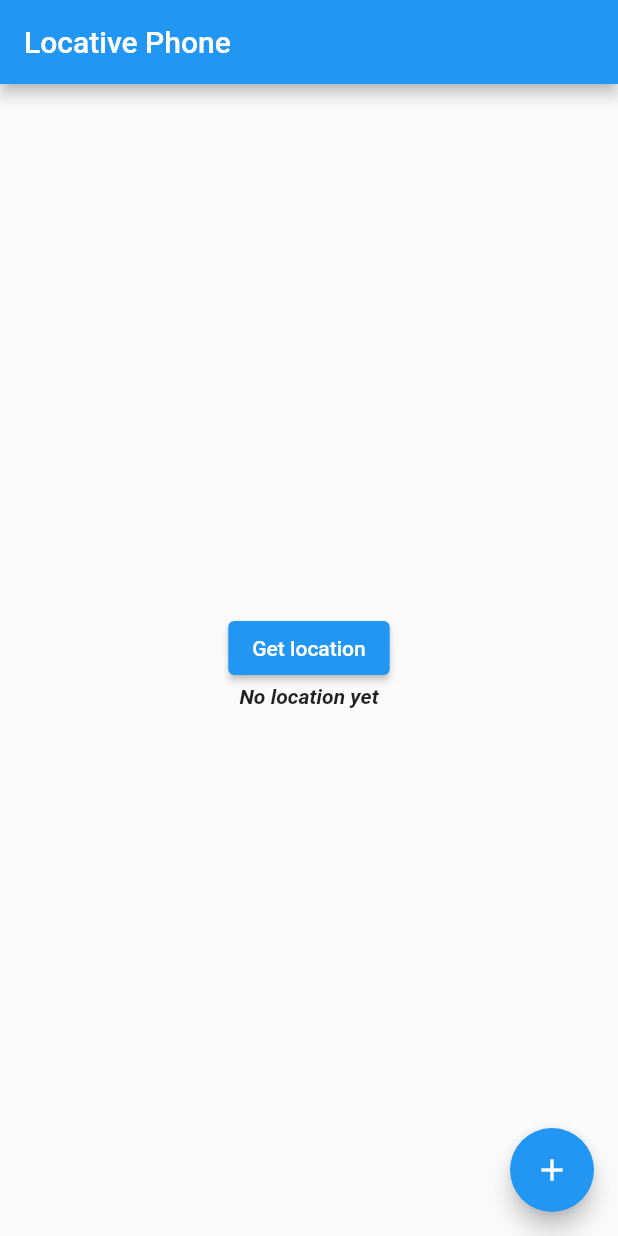
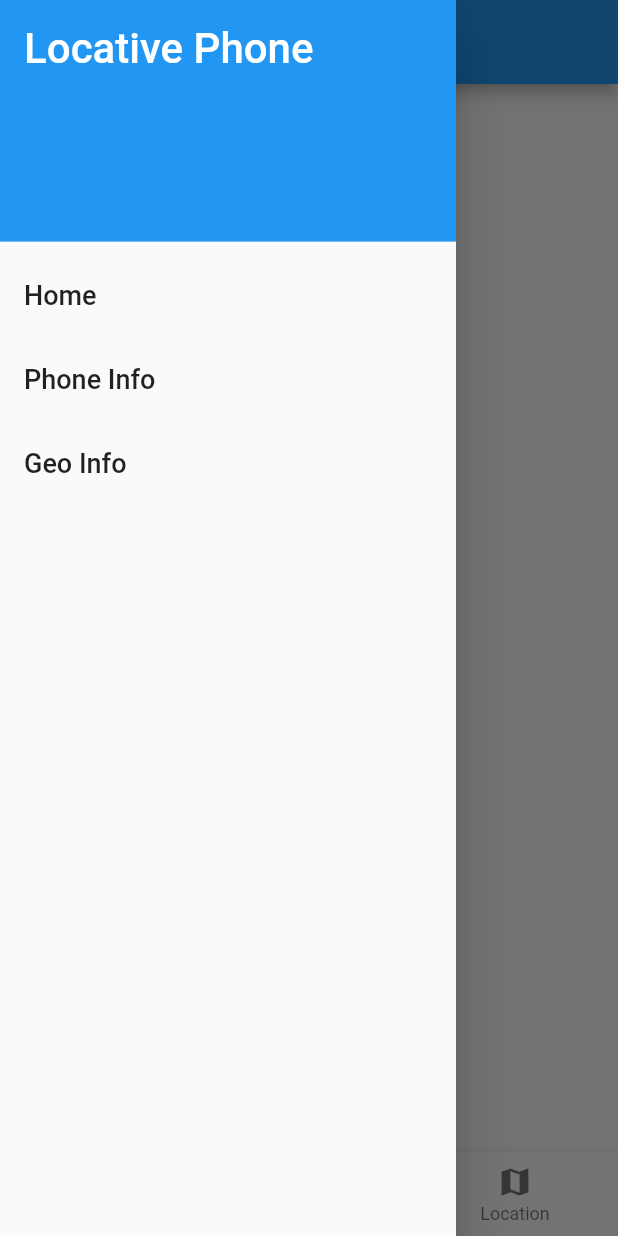
Before and after one commit to dbh/phone_location, a Flutter app: the screen it shows after launch, with the side drawer open (before the commit the screen has no drawer), on a phone screen of 412 x 824 dp. Run offline on Flutter 3.47's test engine with Material 2 defaults, Android fonts, the phone set to English and light mode, and no system bars; our stand-ins replace device_info_plus, geolocator.

Commit message:
Organizational changes

```diff
--- a/lib/main.dart
+++ b/lib/main.dart
@@ -1,6 +1,10 @@
 import 'package:flutter/material.dart';
+import 'package:phone_location/screens/geo_screen.dart';
+import 'package:phone_location/screens/phone_info_screen.dart';
 import 'geo.dart';
 import 'device_info.dart';
+import './screens/intro_screen.dart';
+import './shared/menu_drawer.dart';
 
 void main() {
   runApp(MyApp());
@@ -17,63 +21,70 @@ class MyApp extends StatelessWidget {
       theme: ThemeData(
         primarySwatch: Colors.blue,
       ),
-      home: MyHomePage('Locative Phone'),
+      // home: IntroScreen(),
+      routes: {
+        '/': (context) => IntroScreen(),
+        'phone': (context) => PhoneInfo(),
+        'geo': (context) => GeoInfo()
+      },
+      initialRoute: '/',
     );
   }
 }
 
-class MyHomePage extends StatefulWidget {
-  String title = 'whatever';
-  MyHomePage(String title) {
-    this.title = title;
-  }
+// class MyHomePage extends StatefulWidget {
+//   String title = 'whatever';
+//   MyHomePage(String title) {
+//     this.title = title;
+//   }
 
-  @override
-  State<MyHomePage> createState() => _MyHomePageState();
-}
+//   @override
+//   State<MyHomePage> createState() => _MyHomePageState();
+// }
 
-class _MyHomePageState extends State<MyHomePage> {
-  int _counter = 0;
+// class _MyHomePageState extends State<MyHomePage> {
+//   int _counter = 0;
 
-  void _incrementCounter() {
-    setState(() {
-      _counter++;
-    });
-  }
+//   void _incrementCounter() {
+//     setState(() {
+//       _counter++;
+//     });
+//   }
 
-  @override
-  Widget build(BuildContext context) {
-    return Scaffold(
-      appBar: AppBar(
-        title: Text(widget.title),
-      ),
-      body: Center(
-        // Center is a layout widget. It takes a single child and positions it
-        // in the middle of the parent.
-        child: Column(
-          mainAxisAlignment: MainAxisAlignment.center,
-          children: <Widget>[
-            // const Text(
-            //   'You have pushed the button this many times:',
-            // ),
-            // Text(
-            //   'Times: ',
-            //   style: TextStyle(fontWeight: FontWeight.bold),
-            // ),
-            // Text(
-            //   '$_counter',
-            //   style: Theme.of(context).textTheme.displaySmall,
-            // ),
-            DeviceInfo(),
-            Geo(),
-          ],
-        ),
-      ),
-      floatingActionButton: FloatingActionButton(
-        onPressed: _incrementCounter,
-        tooltip: 'Increment',
-        child: const Icon(Icons.add),
-      ), // This trailing comma makes auto-formatting nicer for build methods.
-    );
-  }
-}
+//   @override
+//   Widget build(BuildContext context) {
+//     return Scaffold(
+//       appBar: AppBar(
+//         title: Text(widget.title),
+//       ),
+//       bottomNavigationBar: BottomNavigationBar(items: [
+//         BottomNavigationBarItem(
+//           icon: Icon(Icons.home),
+//           label: 'Home',
+//         ),
+//         BottomNavigationBarItem(
+//           icon: Icon(Icons.phone_iphone),
+//           label: 'Phone',
+//         ),
+//         BottomNavigationBarItem(
+//           icon: Icon(Icons.map),
+//           label: 'Location',
+//         ),
+//       ]),
+//       drawer: MenuDrawer(),
+//       body: Center(
+//         // Center is a layout widget. It takes a single child and positions it
+//         // in the middle of the parent.
+//         child: Column(
+//           mainAxisAlignment: MainAxisAlignment.center,
+//           children: <Widget>[Text('Home')],
+//         ),
+//       ),
+//       floatingActionButton: FloatingActionButton(
+//         onPressed: _incrementCounter,
+//         tooltip: 'Increment',
+//         child: const Icon(Icons.add),
+//       ), // This trailing comma makes auto-formatting nicer for build methods.
+//     );
+//   }
+// }
--- /dev/null
+++ b/lib/screens/geo_screen.dart
@@ -0,0 +1,21 @@
+import 'package:flutter/material.dart';
+import '../geo.dart';
+import '../shared/menu_drawer.dart';
+import '../shared/bot_nav_bar_custom.dart';
+
+class GeoInfo extends StatelessWidget {
+  const GeoInfo({Key key}) : super(key: key);
+
+  @override
+  Widget build(BuildContext context) {
+    return Scaffold(
+      appBar: AppBar(title: Text('Geo')),
+      drawer: MenuDrawer(),
+      body: Column(children: [
+        Text('Geo'),
+        Geo(),
+      ]),
+      bottomNavigationBar: BotNavBarCustom(),
+    );
+  }
+}
--- /dev/null
+++ b/lib/screens/intro_screen.dart
@@ -0,0 +1,21 @@
+// import 'package:flutter/src/foundation/key.dart';
+// import 'package:flutter/src/widgets/container.dart';
+// import 'package:flutter/src/widgets/framework.dart';
+
+import 'package:flutter/material.dart';
+import '../shared/menu_drawer.dart';
+import '../shared/bot_nav_bar_custom.dart';
+
+class IntroScreen extends StatelessWidget {
+  const IntroScreen({Key key}) : super(key: key);
+
+  @override
+  Widget build(BuildContext context) {
+    return Scaffold(
+      appBar: AppBar(title: Text('Intro')),
+      drawer: MenuDrawer(),
+      body: Center(child: Text('Intro')),
+      bottomNavigationBar: BotNavBarCustom(),
+    );
+  }
+}
--- /dev/null
+++ b/lib/shared/bot_nav_bar_custom.dart
@@ -0,0 +1,38 @@
+import 'package:flutter/material.dart';
+
+class BotNavBarCustom extends StatelessWidget {
+  const BotNavBarCustom({Key key}) : super(key: key);
+
+  @override
+  Widget build(BuildContext context) {
+    return BottomNavigationBar(
+      items: [
+        const BottomNavigationBarItem(
+          icon: Icon(Icons.home),
+          label: 'Home',
+        ),
+        const BottomNavigationBarItem(
+          icon: Icon(Icons.phone_iphone),
+          label: 'Phone',
+        ),
+        const BottomNavigationBarItem(
+          icon: Icon(Icons.map),
+          label: 'Location',
+        ),
+      ],
+      onTap: (int index) {
+        switch (index) {
+          case 0:
+            Navigator.pushNamed(context, '/');
+            break;
+          case 1:
+            Navigator.pushNamed(context, 'phone');
+            break;
+          case 2:
+            Navigator.pushNamed(context, 'geo');
+            break;
+        }
+      },
+    );
+  }
+}
--- /dev/null
+++ b/lib/shared/menu_drawer.dart
@@ -0,0 +1,62 @@
+import 'package:flutter/material.dart';
+import '../screens/intro_screen.dart';
+import '../screens/phone_info_screen.dart';
+import '../screens/geo_screen.dart';
+
+class MenuDrawer extends StatelessWidget {
+  const MenuDrawer({Key key}) : super(key: key);
+
+  @override
+  Widget build(BuildContext context) {
+    return Drawer(
+      child: ListView(
+        children: buildMenuItems(context),
+      ),
+    );
+  }
+
+  List<Widget> buildMenuItems(BuildContext context) {
+    final List<String> menuTitles = [
+      'Home',
+      'Phone Info',
+      'Geo Info',
+    ];
+
+    List<Widget> menuItems = [];
+
+    menuItems.add(DrawerHeader(
+        decoration: BoxDecoration(color: Colors.blue),
+        child: const Text('Locative Phone',
+            style: TextStyle(
+              color: Colors.white,
+              fontSize: 28,
+            ))));
+    menuTitles.forEach((String element) {
+      Widget screen = Container();
+      menuItems.add(ListTile(
+        title: Text(
+          element,
+          style: TextStyle(fontSize: 18),
+        ),
+        onTap: () {
+          switch (element) {
+            case 'Home':
+              screen = IntroScreen();
+              break;
+            case 'Phone Info':
+              screen = PhoneInfo();
+              break;
+            case 'Geo Info':
+              screen = GeoInfo();
+              break;
+            default:
+          }
+          Navigator.of(context).pop();
+          Navigator.of(context)
+              .push(MaterialPageRoute(builder: (context) => screen));
+        },
+      ));
+    });
+    return menuItems;
+  }
+}
--- a/pubspec.yaml
+++ b/pubspec.yaml
@@ -41,6 +41,7 @@ dependencies:
   # The following adds the Cupertino Icons font to your application.
   # Use with the CupertinoIcons class for iOS style icons.
   cupertino_icons: ^1.0.2
+  mqtt_client: ^9.7.2
 
 dev_dependencies:
   flutter_test:
```
Also changed, not shown: lib/screens/phone_info_screen.dart (added, +18 -0 lines), pubspec.lock.
